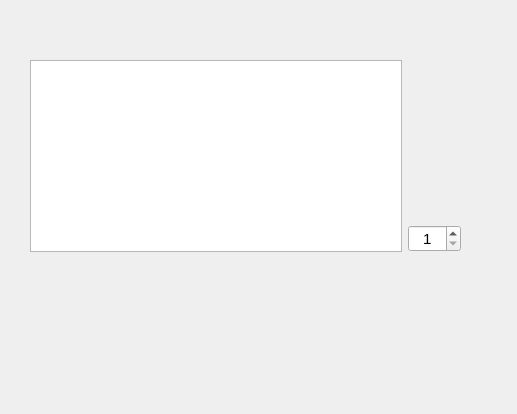
First picture: the form in frontend/accountDLL/account.ui, repository JnsRdnp/ATM-Simulator, before the edit.
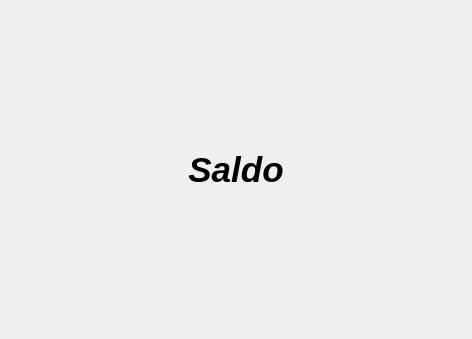
Second picture: the form after the edit.

The edit to the form file:
```diff
--- a/frontend/accountDLL/account.ui
+++ b/frontend/accountDLL/account.ui
@@ -6,81 +6,33 @@
    <rect>
     <x>0</x>
     <y>0</y>
-    <width>517</width>
-    <height>414</height>
+    <width>472</width>
+    <height>339</height>
    </rect>
   </property>
   <property name="windowTitle">
    <string>Account information</string>
   </property>
-  <widget class="QLabel" name="label">
-   <property name="geometry">
-    <rect>
-     <x>100</x>
-     <y>490</y>
-     <width>37</width>
-     <height>12</height>
-    </rect>
-   </property>
-   <property name="text">
-    <string/>
-   </property>
-  </widget>
-  <widget class="QWidget" name="gridLayoutWidget">
-   <property name="geometry">
-    <rect>
-     <x>30</x>
-     <y>60</y>
-     <width>431</width>
-     <height>231</height>
-    </rect>
-   </property>
-   <layout class="QGridLayout" name="gridLayout">
-    <item row="2" column="1">
-     <widget class="QSpinBox" name="spinBox">
-      <property name="font">
-       <font>
-        <pointsize>11</pointsize>
-        <bold>false</bold>
-       </font>
-      </property>
-      <property name="alignment">
-       <set>Qt::AlignCenter</set>
-      </property>
-      <property name="readOnly">
-       <bool>false</bool>
-      </property>
-      <property name="minimum">
-       <number>1</number>
-      </property>
-      <property name="maximum">
-       <number>200</number>
-      </property>
-     </widget>
-    </item>
-    <item row="3" column="0">
+  <layout class="QHBoxLayout" name="horizontalLayout">
+   <item>
      <widget class="QLabel" name="leBalance">
       <property name="font">
        <font>
-        <pointsize>14</pointsize>
+       <pointsize>26</pointsize>
         <italic>true</italic>
         <bold>true</bold>
         <underline>false</underline>
        </font>
       </property>
       <property name="text">
-       <string/>
+      <string>Saldo</string>
       </property>
       <property name="alignment">
-       <set>Qt::AlignRight|Qt::AlignTrailing|Qt::AlignVCenter</set>
+      <set>Qt::AlignCenter</set>
       </property>
      </widget>
     </item>
-    <item row="1" column="0" rowspan="2">
-     <widget class="QTextEdit" name="txtHistory"/>
-    </item>
-   </layout>
-  </widget>
+  </layout>
  </widget>
  <resources/>
  <connections/>
```
Left out of the diff: 3 changed lines with no effect on the pictures. Lines whose indentation alone changed are shown as unchanged.
